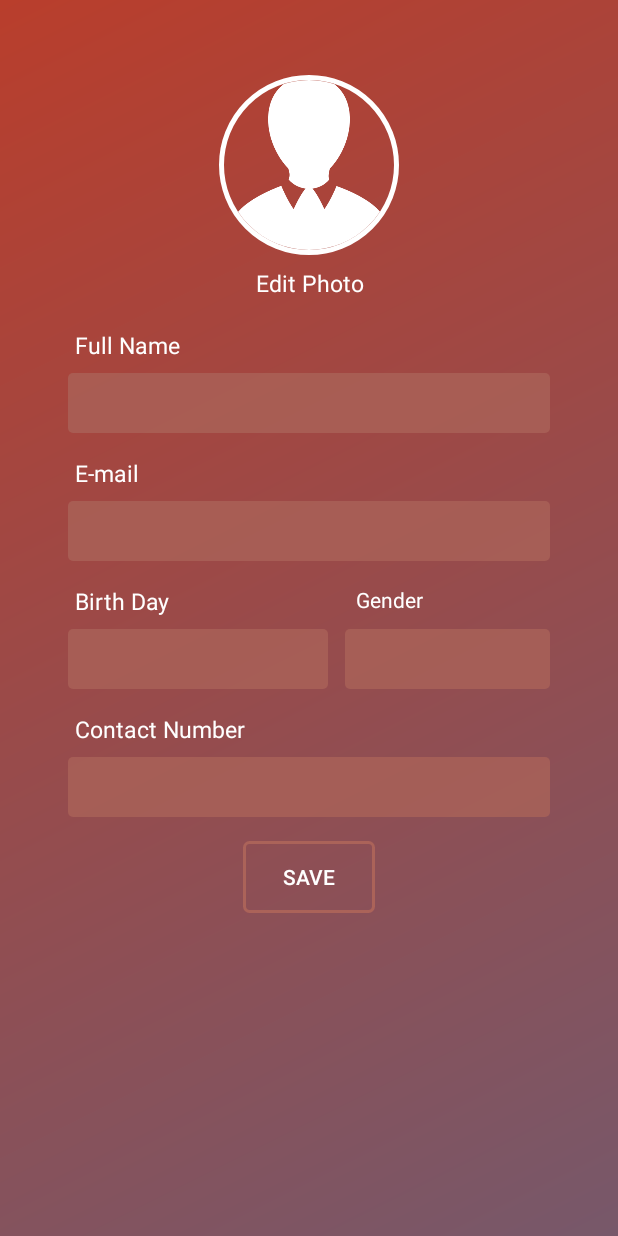
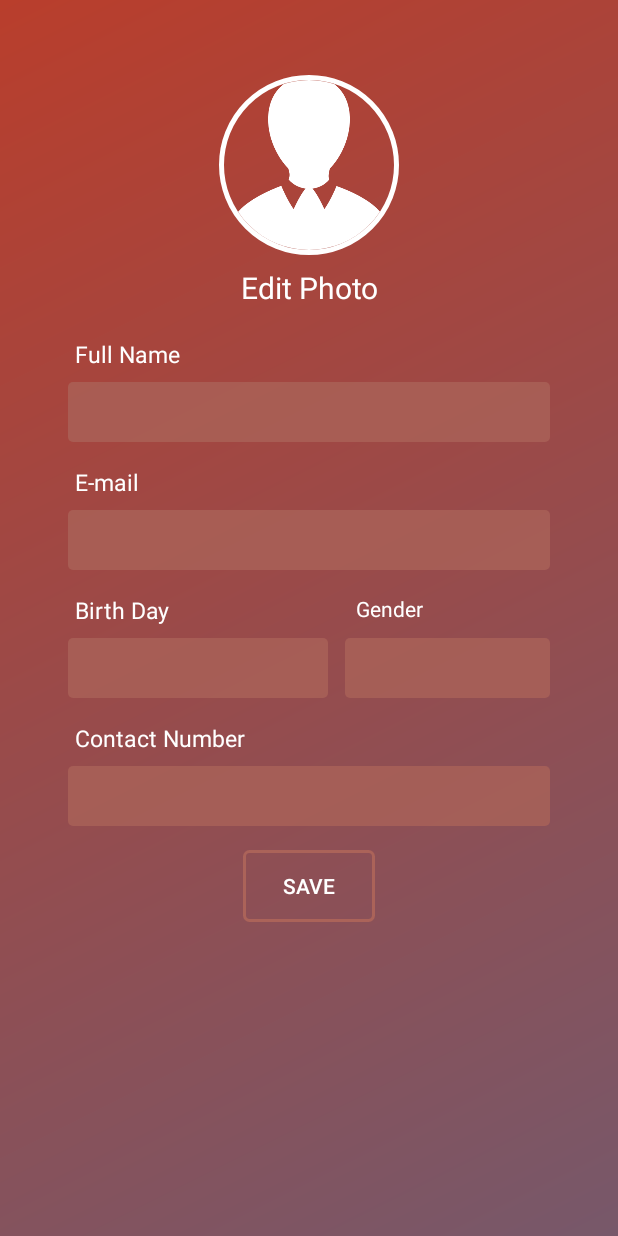
Before and after one commit to anhto611/ThePolyCoffee, an Android app: the layout activity_edit_profile_screen.xml on its own in the app's theme, with its tools: preview values and no code run, on a phone screen of 412 x 824 dp. Run offline under Robolectric (Android 15) with nearby library versions, the phone set to English and light mode, and no system bars.

Commit message:
Update UI Editprofile

```diff
--- a/app/src/main/res/layout/activity_edit_profile_screen.xml
+++ b/app/src/main/res/layout/activity_edit_profile_screen.xml
@@ -47,13 +47,13 @@
         android:text="Edit Photo"
         android:textAlignment="center"
         android:textColor="#FFF"
-        android:textSize="15sp"
+        android:textSize="20sp"
         app:layout_constraintEnd_toEndOf="parent"
         app:layout_constraintStart_toStartOf="parent"
         app:layout_constraintTop_toBottomOf="@+id/imgAvatarProfile" />
 
     <TextView
-        android:id="@+id/textView2"
+        android:id="@+id/textViewEmail"
         android:layout_width="match_parent"
         android:layout_height="wrap_content"
         android:layout_marginEnd="50dp"
@@ -67,6 +67,8 @@
         app:layout_constraintTop_toBottomOf="@+id/editTextFullNameProfile" />
 
     <EditText
+        android:textSize="15sp"
+        android:textColor="#FFF"
         android:id="@+id/editTextEmailProfile"
         android:layout_width="match_parent"
         android:layout_height="wrap_content"
@@ -77,10 +79,10 @@
         android:inputType="textEmailAddress"
         app:layout_constraintEnd_toEndOf="parent"
         app:layout_constraintStart_toStartOf="parent"
-        app:layout_constraintTop_toBottomOf="@+id/textView2" />
+        app:layout_constraintTop_toBottomOf="@+id/textViewEmail" />
 
     <TextView
-        android:id="@+id/textView3"
+        android:id="@+id/textViewBirthDay"
         android:layout_width="wrap_content"
         android:layout_height="wrap_content"
         android:layout_marginStart="50dp"
@@ -92,6 +94,8 @@
         app:layout_constraintTop_toBottomOf="@+id/editTextEmailProfile" />
 
     <EditText
+        android:textSize="15sp"
+        android:textColor="#FFF"
         android:id="@+id/editTextBirthDayProfile"
         android:layout_width="173dp"
         android:layout_height="wrap_content"
@@ -100,7 +104,7 @@
         android:background="@drawable/custom_edittext_login"
         android:inputType="date"
         app:layout_constraintStart_toStartOf="parent"
-        app:layout_constraintTop_toBottomOf="@+id/textView3" />
+        app:layout_constraintTop_toBottomOf="@+id/textViewBirthDay" />
 
     <TextView
         android:id="@+id/textViewGender"
@@ -110,10 +114,12 @@
         android:layout_marginTop="16dp"
         android:text="Gender"
         android:textColor="#FFF"
-        app:layout_constraintStart_toEndOf="@+id/textView3"
+        app:layout_constraintStart_toEndOf="@+id/textViewBirthDay"
         app:layout_constraintTop_toBottomOf="@+id/editTextEmailProfile" />
 
     <EditText
+        android:textSize="15sp"
+        android:textColor="#FFF"
         android:id="@+id/editTextGender"
         android:layout_width="match_parent"
         android:layout_height="wrap_content"
@@ -125,7 +131,7 @@
         app:layout_constraintEnd_toEndOf="parent"
         app:layout_constraintHorizontal_bias="0.452"
         app:layout_constraintStart_toEndOf="@+id/editTextBirthDayProfile"
-        app:layout_constraintTop_toBottomOf="@+id/textView3" />
+        app:layout_constraintTop_toBottomOf="@+id/textViewBirthDay" />
 
     <TextView
         android:id="@+id/textViewSdt"
@@ -142,6 +148,8 @@
         app:layout_constraintTop_toBottomOf="@+id/editTextBirthDayProfile" />
 
     <EditText
+        android:textSize="15sp"
+        android:textColor="#FFF"
         android:id="@+id/editTextContactNumber"
         android:layout_width="match_parent"
         android:layout_height="wrap_content"
@@ -161,7 +169,10 @@
         android:layout_marginEnd="45dp"
         android:layout_marginStart="45dp"
         android:layout_marginTop="8dp"
+        android:textSize="15sp"
+        android:textColor="#FFF"
         android:background="@drawable/custom_edittext_login"
+
         android:inputType="textCapCharacters"
         app:layout_constraintEnd_toEndOf="parent"
         app:layout_constraintHorizontal_bias="0.0"
```
Also changed, not shown: app/src/main/AndroidManifest.xml (+6 -9 lines), app/src/main/java/com/project/pro112/hydrateam/thepolycoffee/userscreen/EditProfileScreen.java (+24 -2 lines).
